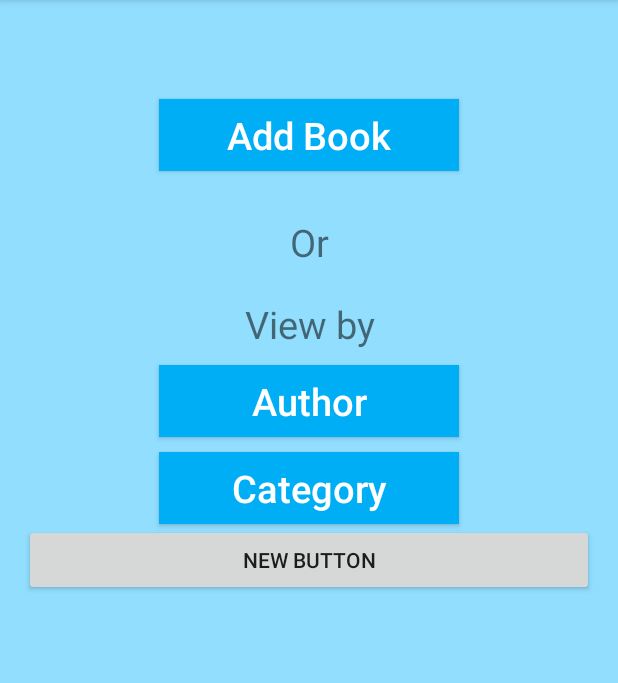
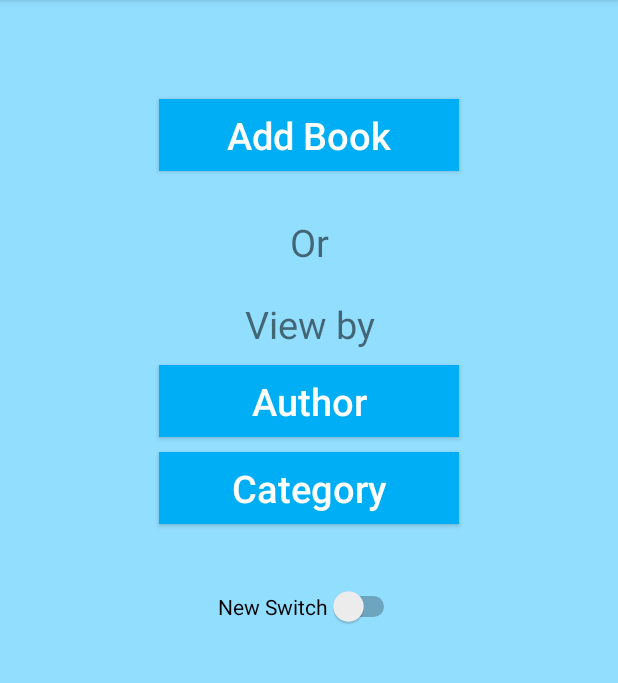
Before and after one commit to mknishad/i-library, an Android app: the HomeActivity screen opened directly, with no data from a screen before it, on a phone screen of 412 x 824 dp, the part 84-767 px from its top. Run offline under Robolectric (Android 15) with nearby library versions, the phone set to English and light mode, and no system bars.

Commit message:
add new switch

```diff
--- a/app/src/main/res/layout/activity_home.xml
+++ b/app/src/main/res/layout/activity_home.xml
@@ -73,11 +73,14 @@
         android:layout_width="200dp"
         android:layout_height="wrap_content" />
 
-    <Button
-        android:id="@+id/newButton"
+    <Switch
+        android:layout_width="wrap_content"
+        android:layout_height="wrap_content"
+        android:text="New Switch"
+        android:id="@+id/switch1"
         android:layout_below="@+id/btnCategory"
-        android:text="new button"
-        android:layout_width="match_parent"
-        android:layout_height="wrap_content" />
+        android:layout_centerHorizontal="true"
+        android:layout_marginTop="41dp" />
+
 
 </RelativeLayout>
```
